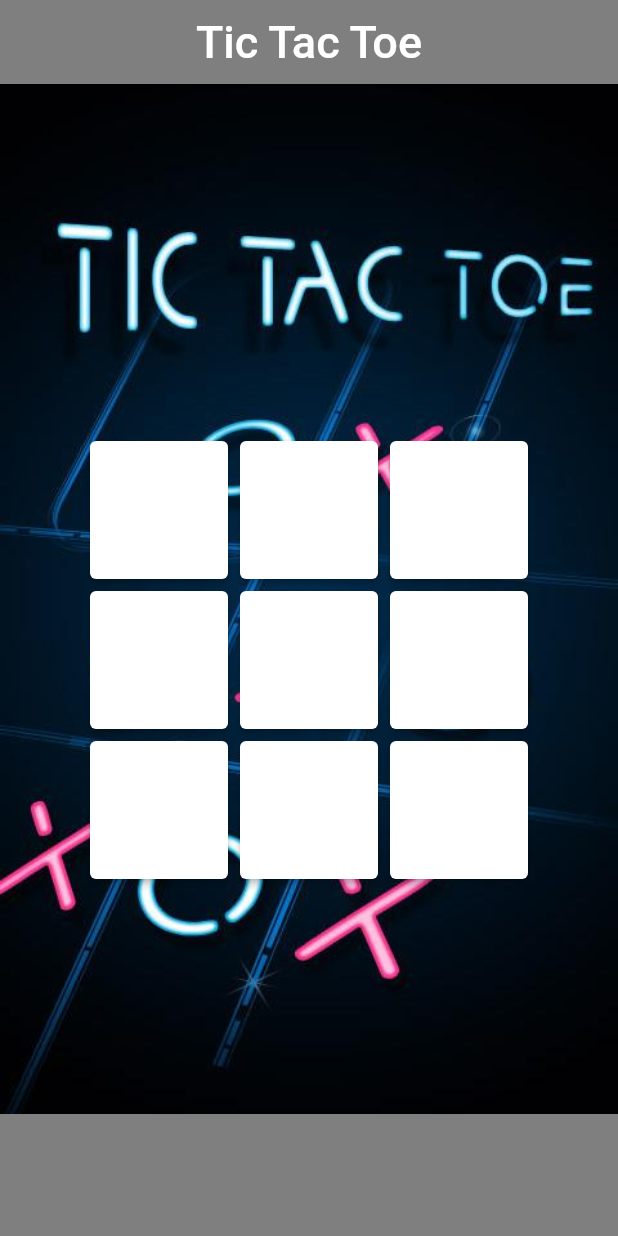
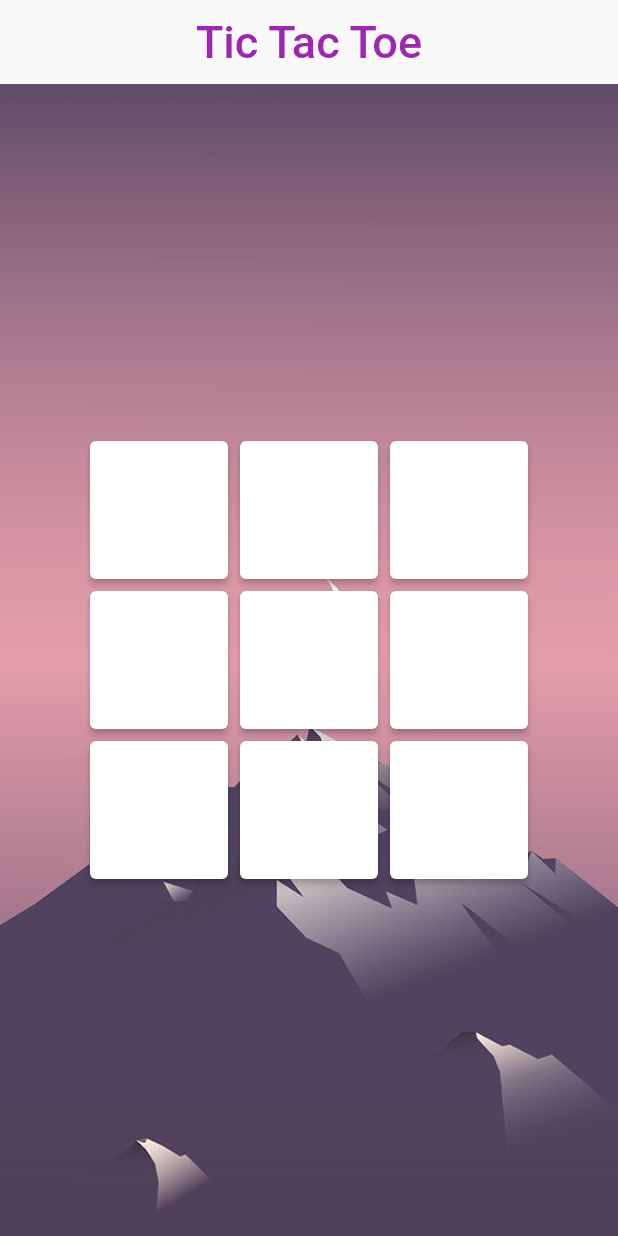
Before and after one commit to aya-hasoneh/Tic-Tac-Toe, a Flutter app: the screen it shows after launch, on a phone screen of 412 x 824 dp. Run offline on Flutter 3.47's test engine with Material 2 defaults, Android fonts, the phone set to English and light mode, and no system bars.

Commit message:
change background

```diff
--- a/lib/main.dart
+++ b/lib/main.dart
@@ -54,22 +54,28 @@ class _MyHomePageState extends State<MyHomePage> {
   Widget build(BuildContext context) {
     return SafeArea(
       child: Scaffold(
-          backgroundColor: Colors.black.withOpacity(0.5),
-          //getBackGroundColor(),
           appBar: AppBar(
             elevation: 0,
             backgroundColor: Colors.transparent,
-            title: Center(child: Text(widget.title,style:const TextStyle(color: Colors.white,fontSize: 30),)),
+            title: Center(
+                child: Text(
+              widget.title,
+              style: const TextStyle(color: Colors.purple, fontSize: 30),
+            )),
           ),
-          body: Stack(
-    children: [
-      Image.asset("assets/tic tac toe.jpg",fit: BoxFit.cover,),
-
+          body: Stack(children: [
+            Container(
+                height: MediaQuery.of(context).size.height,
+                width: MediaQuery.of(context).size.width,
+                child: Image.asset(
+                  "assets/moon.jpg",
+                  fit: BoxFit.fill,
+                )),
             Column(
               mainAxisAlignment: MainAxisAlignment.center,
               children: Utils.modelBuilder(matrix, (x, value) => buildRow(x)),
             ),
-    ])),
+          ])),
     );
   }
 
@@ -84,9 +90,9 @@ class _MyHomePageState extends State<MyHomePage> {
   Color getFeildColor(String value) {
     switch (value) {
       case Player.O:
-        return Colors.blue;
+        return Colors.pink;
       case Player.X:
-        return Colors.green;
+        return Colors.purple;
       default:
         return Colors.white;
     }
```
Also changed, not shown: assets/moon.jpg (added), assets/tic tac toe.jpg (deleted).
